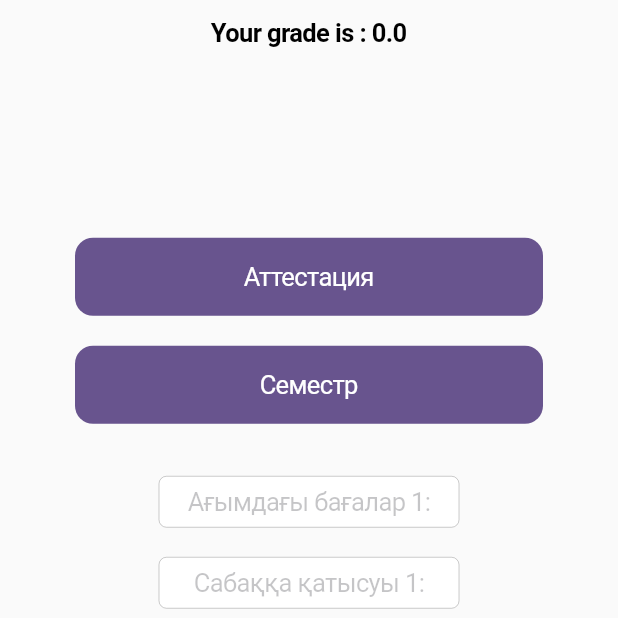
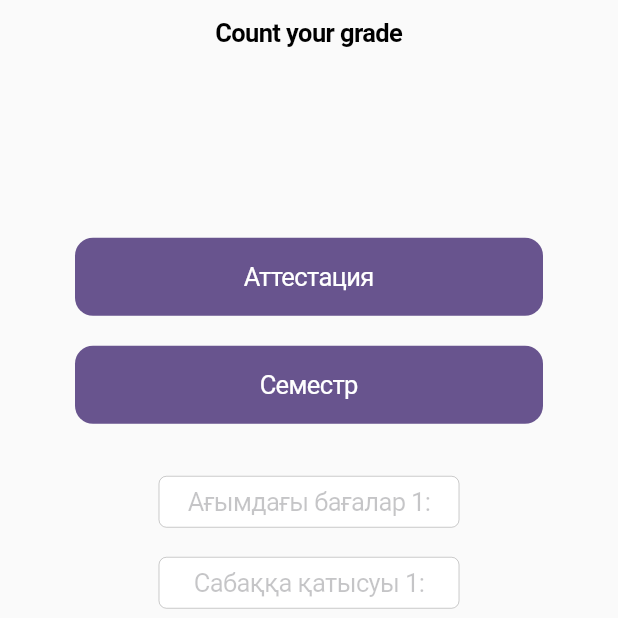
Before and after one commit to lordethyed/GradeCounter, a Flutter app: the screen it shows after launch, on a phone screen of 412 x 824 dp, the top half of it. Run offline on Flutter 3.47's test engine with Material 2 defaults, Android fonts, the phone set to English and light mode, and no system bars.

Commit message:
title edit

```diff
--- a/lib/src/screens/home_screen.dart
+++ b/lib/src/screens/home_screen.dart
@@ -29,7 +29,7 @@ class _HomeScreenState extends State<HomeScreen> {
     var widthOfDevice = MediaQuery.of(context).size.width;
     return CupertinoPageScaffold(
       navigationBar: CupertinoNavigationBar(
-        middle: Text('Your grade is : ${result.toString()}'),
+        middle: result == 0? const Text('Count your grade') :Text('Your grade is : ${result.toString()}'),
       ),
       child: Scaffold(
         body: SafeArea(
```
